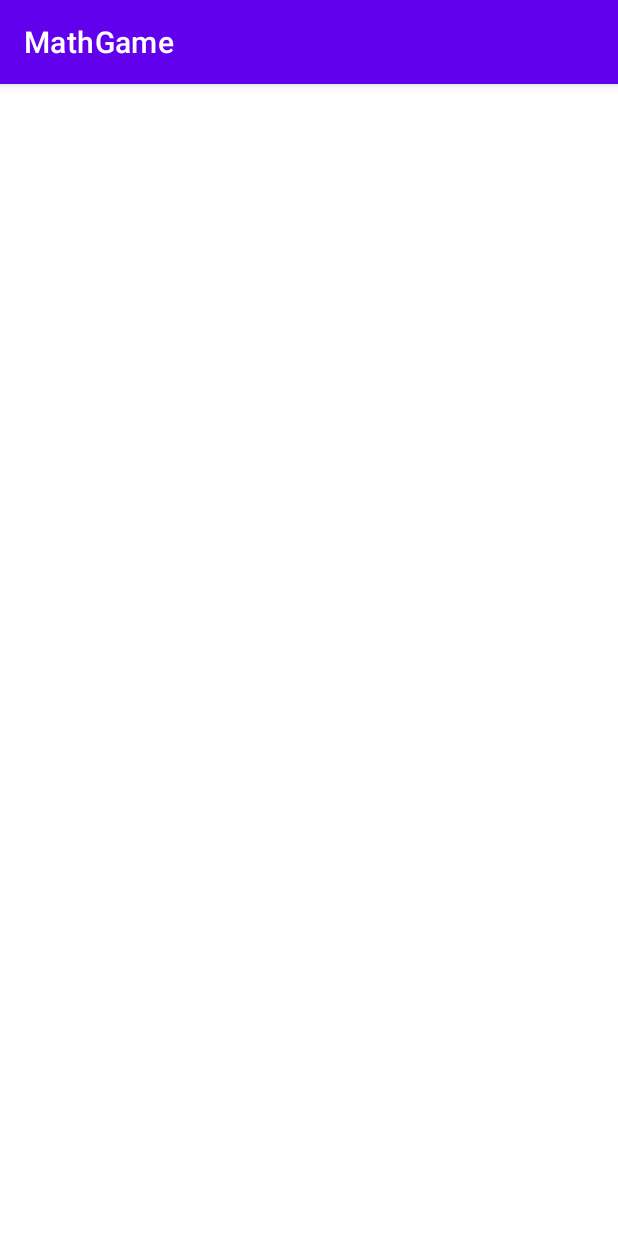
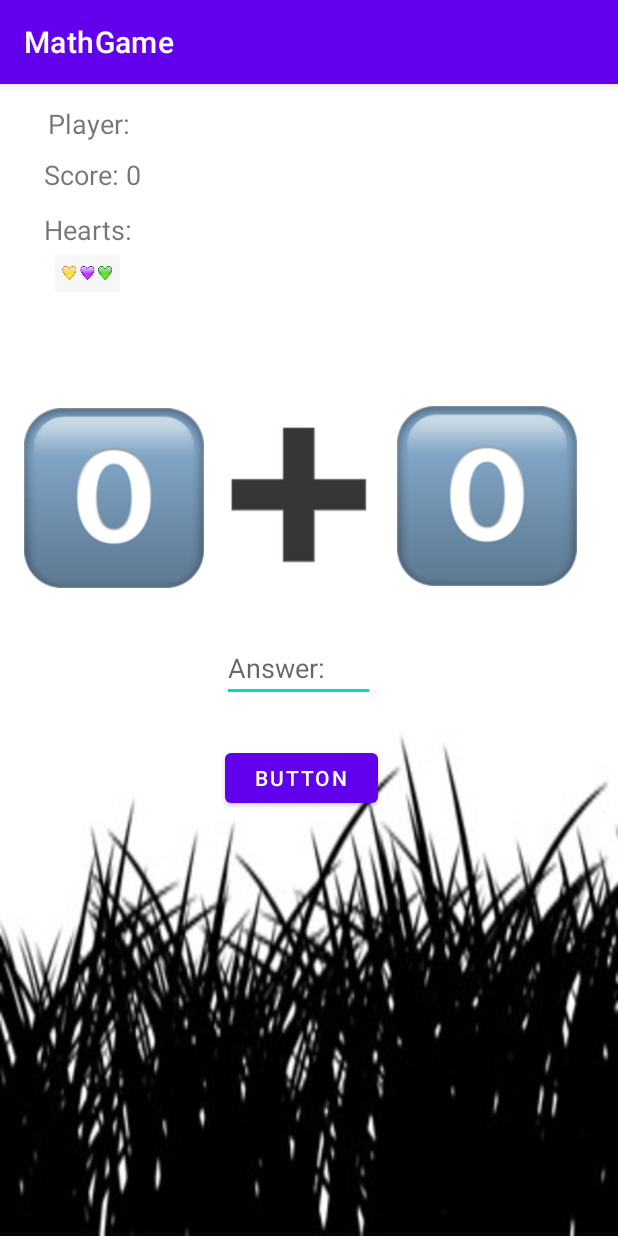
Before and after one commit to edt0rres/MathGame, an Android app: the MainActivity2_Level1 screen opened directly, with no data from a screen before it, on a phone screen of 412 x 824 dp. Run offline under Robolectric (Android 15) with nearby library versions, the phone set to English and light mode, and no system bars.

Commit message:
Database connected to the app and activity one design is completed.

```diff
--- a/app/src/main/res/layout/activity_main_activity2__level1.xml
+++ b/app/src/main/res/layout/activity_main_activity2__level1.xml
@@ -1,9 +1,122 @@
 <?xml version="1.0" encoding="utf-8"?>
-<androidx.constraintlayout.widget.ConstraintLayout xmlns:android="http://schemas.android.com/apk/res/android"
+<RelativeLayout xmlns:android="http://schemas.android.com/apk/res/android"
     xmlns:app="http://schemas.android.com/apk/res-auto"
     xmlns:tools="http://schemas.android.com/tools"
     android:layout_width="match_parent"
     android:layout_height="match_parent"
+    android:background="@drawable/grass"
     tools:context=".MainActivity2_Level1">
 
-</androidx.constraintlayout.widget.ConstraintLayout>
+    <TextView
+        android:id="@+id/tv_name"
+        android:layout_width="wrap_content"
+        android:layout_height="wrap_content"
+        android:layout_alignParentStart="true"
+        android:layout_alignParentTop="true"
+        android:layout_alignParentEnd="true"
+        android:layout_marginStart="32dp"
+        android:layout_marginTop="14dp"
+        android:layout_marginEnd="321dp"
+        android:text="@string/name_player"
+        android:textSize="18sp" />
+
+    <TextView
+        android:id="@+id/tv_score"
+        android:layout_width="75dp"
+        android:layout_height="wrap_content"
+        android:layout_below="@+id/tv_name"
+        android:layout_alignParentStart="true"
+        android:layout_alignParentEnd="true"
+        android:layout_marginStart="29dp"
+        android:layout_marginTop="9dp"
+        android:layout_marginEnd="307dp"
+        android:text="@string/total_score"
+        android:textSize="18sp" />
+
+    <TextView
+        android:id="@+id/tv_hearts"
+        android:layout_width="wrap_content"
+        android:layout_height="wrap_content"
+        android:layout_below="@+id/tv_score"
+        android:layout_alignParentStart="true"
+        android:layout_alignParentEnd="true"
+        android:layout_marginStart="29dp"
+        android:layout_marginTop="12dp"
+        android:layout_marginEnd="324dp"
+        android:text="@string/et_lives"
+        android:textSize="18sp" />
+
+    <ImageView
+        android:id="@+id/imageView"
+        android:layout_width="80dp"
+        android:layout_height="25dp"
+        android:layout_below="@+id/tv_hearts"
+        android:layout_alignParentStart="true"
+        android:layout_alignParentEnd="true"
+        android:layout_marginStart="18dp"
+        android:layout_marginTop="4dp"
+        android:layout_marginEnd="313dp"
+        android:contentDescription="@string/app_name"
+        app:srcCompat="@drawable/threehearts" />
+
+    <ImageView
+        android:id="@+id/imageView_numberone"
+        android:layout_width="120dp"
+        android:layout_height="120dp"
+        android:layout_below="@+id/imageView"
+        android:layout_alignParentStart="true"
+        android:layout_marginStart="16dp"
+        android:layout_marginTop="77dp"
+        android:contentDescription="@string/app_name"
+        app:srcCompat="@drawable/zero" />
+
+    <ImageView
+        android:id="@+id/imageView_sign"
+        android:layout_width="120dp"
+        android:layout_height="120dp"
+        android:layout_below="@+id/imageView"
+        android:layout_marginStart="3dp"
+        android:layout_marginTop="75dp"
+        android:layout_toEndOf="@+id/imageView_numberone"
+        android:contentDescription="@string/app_name"
+        app:srcCompat="@drawable/plussign" />
+
+    <ImageView
+        android:id="@+id/imageView_numbertwo"
+        android:layout_width="120dp"
+        android:layout_height="120dp"
+        android:layout_below="@+id/imageView"
+        android:layout_alignParentEnd="true"
+        android:layout_marginStart="5dp"
+        android:layout_marginTop="76dp"
+        android:layout_marginEnd="27dp"
+        android:layout_toEndOf="@+id/imageView_sign"
+        android:contentDescription="@string/app_name"
+        app:srcCompat="@drawable/zero" />
+
+    <EditText
+        android:id="@+id/editText_answer"
+        android:layout_width="100dp"
+        android:layout_height="40dp"
+        android:layout_below="@+id/imageView_sign"
+        android:layout_alignParentStart="true"
+        android:layout_alignParentEnd="true"
+        android:layout_marginStart="148dp"
+        android:layout_marginTop="38dp"
+        android:layout_marginEnd="162dp"
+        android:ems="10"
+        android:hint="@string/et_answer"
+        android:inputType="number" />
+
+    <Button
+        android:id="@+id/button2"
+        android:layout_width="wrap_content"
+        android:layout_height="45dp"
+        android:layout_below="@+id/editText_answer"
+        android:layout_alignParentStart="true"
+        android:layout_alignParentEnd="true"
+        android:layout_marginStart="150dp"
+        android:layout_marginTop="28dp"
+        android:layout_marginEnd="160dp"
+        android:text="Button" />
+</RelativeLayout>
--- a/app/src/main/res/values/strings.xml
+++ b/app/src/main/res/values/strings.xml
@@ -2,4 +2,9 @@
     <string name="app_name">MathGame</string>
     <string name="et_name">What is your name?</string>
     <string name="mainButton">Let\'s Play!</string>
+
+    <string name="et_lives"> Hearts: </string>
+    <string name="name_player"> Player: </string>
+    <string name="total_score"> Score: 0 </string>
+    <string name="et_answer"> Answer: </string>
 </resources>
```
Also changed, not shown: app/src/main/res/drawable/grass.jpg (added), app/src/main/res/drawable/oneheart.png (added), app/src/main/res/drawable/plussign.png (added), app/src/main/res/drawable/threehearts.jpeg (added), app/src/main/res/drawable/twohearts.png (added), app/src/main/res/drawable/zero.png (added).
